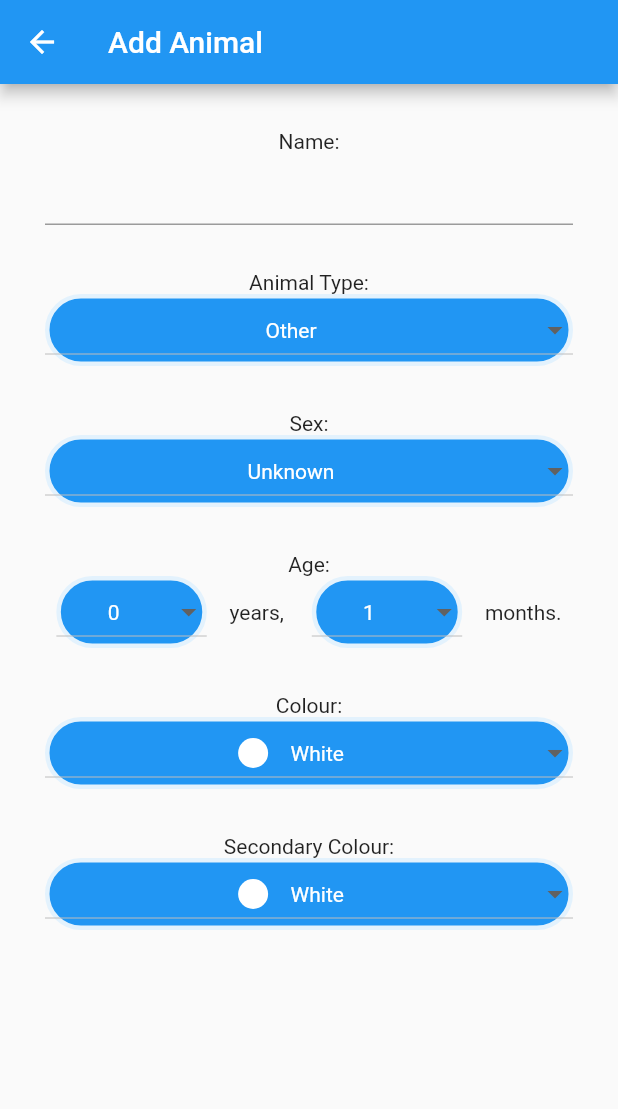
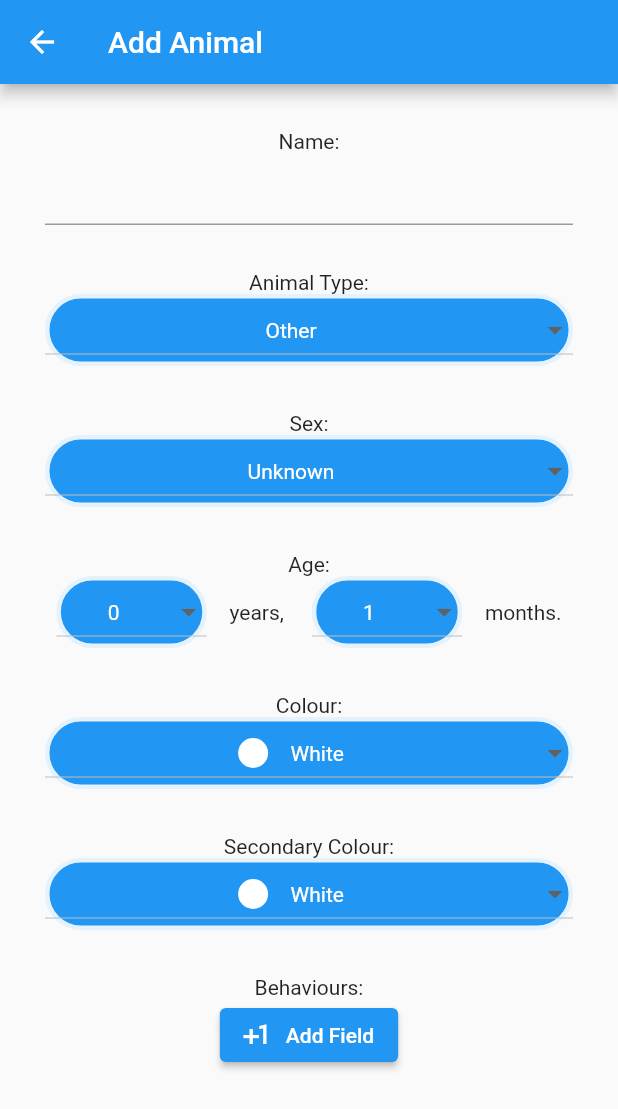
Before and after one commit to mpierce1988/SwipeAndRescue, a Flutter app: the AddAnimalsScreen screen opened directly, on a phone screen of 412 x 824 dp. Shown: the top 1109 px of the screen. Run offline on Flutter 3.47's test engine with Material 2 defaults, Android fonts, the phone set to English and light mode, and no system bars; our stand-ins replace cloud_firestore, firebase_auth, firebase_core, firebase_storage, font_awesome_flutter, google_sign_in; accounts and stored records are empty.

Commit message:
Expandable text field list now working

```diff
--- a/lib/controllers/add_animals_controller.dart
+++ b/lib/controllers/add_animals_controller.dart
@@ -126,6 +126,13 @@ class AddAnimalsController extends ChangeNotifier {
     notifyListeners();
   }
 
+  List<String> _behaviours = [];
+  List<String> get behaviours => _behaviours;
+  set behaviours(List<String> behaviours) {
+    _behaviours = behaviours;
+    notifyListeners();
+  }
+
   TextEditingController nameTextEditingController = TextEditingController();
 
   String? validateName() {
--- a/lib/views/add_animals/add_animals_screen.dart
+++ b/lib/views/add_animals/add_animals_screen.dart
@@ -80,6 +80,11 @@ class AddAnimalsScreen extends StatelessWidget {
                         const SizedBox(height: 30),
                         const Text('Secondary Colour:'),
                         _secondaryColourDropdown(context),
+                        const SizedBox(height: 30),
+                        const Text('Behaviours:'),
+                        TextEntryList(
+                            entries: Provider.of<AddAnimalsController>(context)
+                                .behaviours),
                       ]),
                 )),
           ),
@@ -264,3 +269,54 @@ class AddAnimalsScreen extends StatelessWidget {
     return string[0].toUpperCase() + string.substring(1).toLowerCase();
   }
 }
+
+class TextEntryList extends StatefulWidget {
+  List<String> entries;
+
+  TextEntryList({Key? key, this.entries = const []}) : super(key: key);
+
+  @override
+  State<TextEntryList> createState() => _TextEntryListState();
+}
+
+class _TextEntryListState extends State<TextEntryList> {
+  int count = 0;
+  List<TextEditingController> textEditingControllers = [];
+  @override
+  Widget build(BuildContext context) {
+    for (int i = 0; i < count; i++) {
+      if (i >= textEditingControllers.length) {
+        // list does not already have a text editing controller for this
+        // index
+        textEditingControllers.add(TextEditingController());
+      }
+    }
+    return Column(
+      children: [
+        for (int i = 0; i < count; i++) _newTextBox(i),
+        ElevatedButton.icon(
+          onPressed: () => setState(() {
+            count++;
+          }),
+          icon: const Icon(Icons.plus_one),
+          label: const Text('Add Field'),
+        ),
+      ],
+    );
+  }
+
+  _newTextBox(int index) {
+    return Row(
+      children: [
+        const Flexible(flex: 1, child: Icon(Icons.arrow_right)),
+        Flexible(
+          flex: 3,
+          child: TextFormField(
+            //expands: true,
+            controller: textEditingControllers[index],
+          ),
+        )
+      ],
+    );
+  }
+}
```
